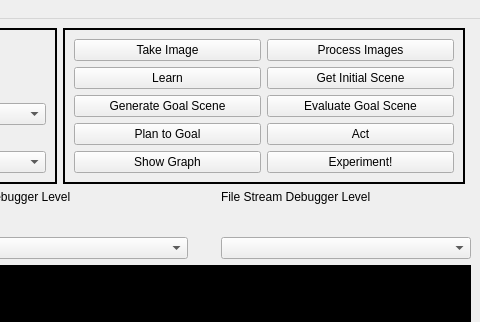
This is srp_md/src/srp_md/ui/pyqt_format.ui in fnivek/srp_md as Qt 5 draws it before an edit; both pictures show x 355 to 835 and y 0 to 322 of the 835 by 558 pixel window. The edited form follows.
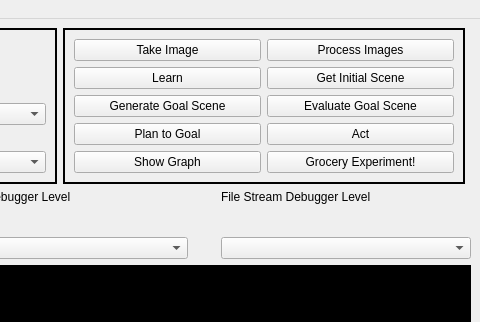
This is the edited form.

Commit message: UI: Added InfiniteDopeAct action to visualize object bounding boxes real time in gui

Diff of the .ui file:
```diff
--- a/srp_md/src/srp_md/ui/pyqt_format.ui
+++ b/srp_md/src/srp_md/ui/pyqt_format.ui
@@ -254,7 +254,7 @@
        <item row="5" column="1">
         <widget class="QPushButton" name="experiment">
          <property name="text">
-          <string>Experiment!</string>
+          <string>Grocery Experiment!</string>
          </property>
         </widget>
        </item>
```
Left out of the diff: 2 changed lines with no effect on the pictures. The commit also changes 6 other files.
